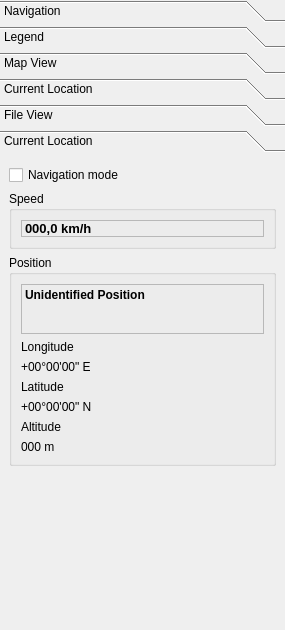
KDE/marble, file src/lib/MarbleControlBox.ui: the form before one commit.
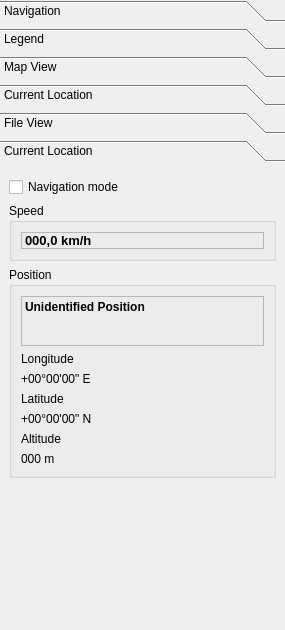
The form after the commit. Icons and pictures are not drawn. Custom widgets are drawn as their Qt base class.

Commit message: - No tab spacing for Qt 4.3 compatibility ...

What changed in the file:
```diff
--- a/src/lib/MarbleControlBox.ui
+++ b/src/lib/MarbleControlBox.ui
@@ -54,9 +54,6 @@
      <property name="currentIndex" >
       <number>5</number>
      </property>
-     <property name="tabSpacing" >
-      <number>4</number>
-     </property>
      <widget class="QWidget" name="NavigationTab" >
       <property name="geometry" >
        <rect>
```
